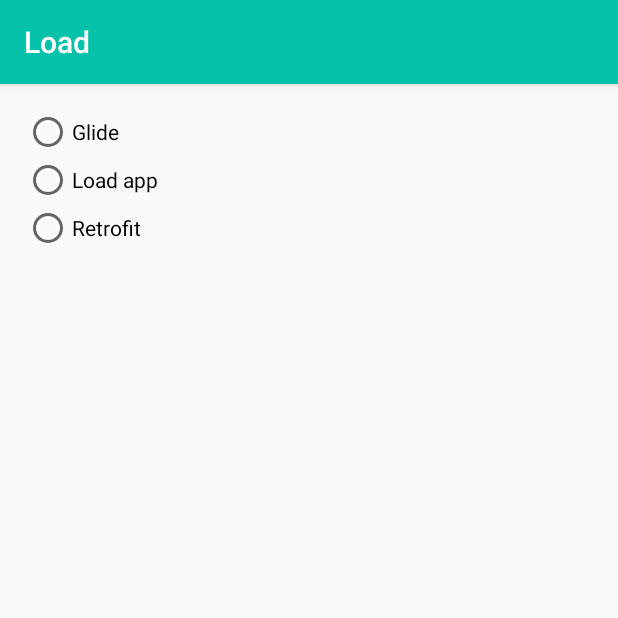
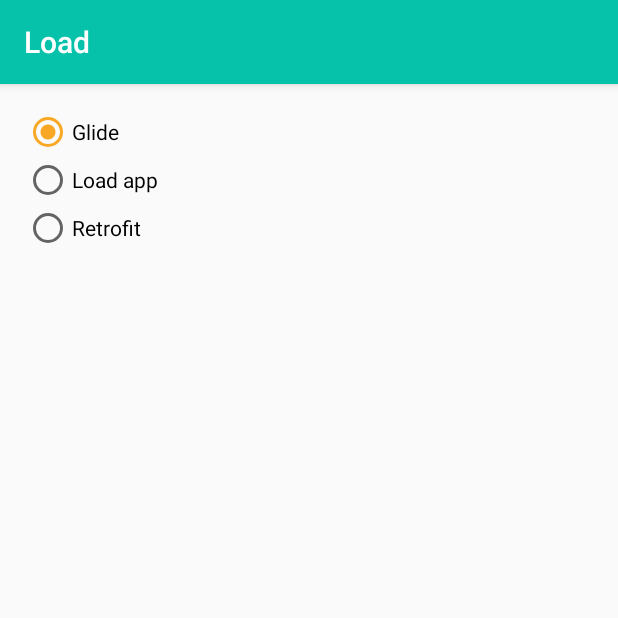
Before and after one commit to knutvalen/Load, an Android app: the screen it shows after launch (MainActivity), after a tap on an icon or button, on a phone screen of 412 x 824 dp, the top half of it. Run offline under Robolectric (Android 15) with nearby library versions, the phone set to English and light mode, and no system bars; our stand-ins replace Timber.

```diff
--- a/app/build.gradle
+++ b/app/build.gradle
@@ -41,4 +41,5 @@ dependencies {
     testImplementation 'junit:junit:4.13.1'
     androidTestImplementation 'androidx.test:runner:1.3.0'
     androidTestImplementation 'androidx.test.espresso:espresso-core:3.3.0'
+    implementation 'com.jakewharton.timber:timber:4.7.1'
 }
--- a/app/src/main/AndroidManifest.xml
+++ b/app/src/main/AndroidManifest.xml
@@ -6,6 +6,7 @@
     <uses-permission android:name="android.permission.INTERNET" />
 
     <application
+        android:name=".AppDelegate"
         android:allowBackup="true"
         android:icon="@mipmap/ic_launcher"
         android:label="@string/app_name"
--- /dev/null
+++ b/app/src/main/java/com/udacity/AppDelegate.kt
@@ -0,0 +1,13 @@
+package com.udacity
+
+import android.app.Application
+import timber.log.Timber
+
+class AppDelegate : Application() {
+
+    override fun onCreate() {
+        super.onCreate()
+        Timber.plant(Timber.DebugTree())
+    }
+
+}
--- a/app/src/main/java/com/udacity/LoadingButton.kt
+++ b/app/src/main/java/com/udacity/LoadingButton.kt
@@ -15,7 +15,12 @@ class LoadingButton @JvmOverloads constructor(
 ) : View(context, attrs, defStyleAttr) {
     private var widthSize = 0
     private var heightSize = 0
-
+    private val primaryColor = ContextCompat.getColorStateList(context, R.color.colorPrimary)?.defaultColor
+    private val primaryDarkColor = ContextCompat.getColorStateList(context, R.color.colorPrimaryDark)?.defaultColor
+    private val secondaryColor = ContextCompat.getColorStateList(context, R.color.colorAccent)?.defaultColor
+    private val colorOnPrimary = ContextCompat.getColorStateList(context, R.color.white)?.defaultColor
+    private lateinit var textFrame: Rect
+    private var text = resources.getString(R.string.button_name)
     private val valueAnimator = ValueAnimator()
 
     private var buttonState: ButtonState by Delegates.observable<ButtonState>(ButtonState.Completed) { p, old, new ->
@@ -28,14 +33,6 @@ class LoadingButton @JvmOverloads constructor(
         textSize = 55.0f
         typeface = Typeface.create( "", Typeface.NORMAL)
     }
-
-    private val primaryColor = ContextCompat.getColorStateList(context, R.color.colorPrimary)?.defaultColor
-    private val primaryDarkColor = ContextCompat.getColorStateList(context, R.color.colorPrimaryDark)?.defaultColor
-    private val secondaryColor = ContextCompat.getColorStateList(context, R.color.colorAccent)?.defaultColor
-    private val colorOnPrimary = ContextCompat.getColorStateList(context, R.color.white)?.defaultColor
-
-    private lateinit var textFrame: Rect
-    private var text = resources.getString(R.string.button_name)
 
     init {
         isClickable = true
--- a/app/src/main/java/com/udacity/MainActivity.kt
+++ b/app/src/main/java/com/udacity/MainActivity.kt
@@ -13,6 +13,7 @@ import androidx.appcompat.app.AppCompatActivity
 import androidx.core.app.NotificationCompat
 import kotlinx.android.synthetic.main.activity_main.*
 import kotlinx.android.synthetic.main.content_main.*
+import timber.log.Timber
 
 class MainActivity : AppCompatActivity() {
 
@@ -21,6 +22,7 @@ class MainActivity : AppCompatActivity() {
     private lateinit var notificationManager: NotificationManager
     private lateinit var pendingIntent: PendingIntent
     private lateinit var action: NotificationCompat.Action
+    private var loadResource: String = glideURL
 
     override fun onCreate(savedInstanceState: Bundle?) {
         super.onCreate(savedInstanceState)
@@ -31,7 +33,21 @@ class MainActivity : AppCompatActivity() {
 
         custom_button.setOnClickListener {
             download()
+            //TODO: update button state
         }
+
+        radioGroup.setOnCheckedChangeListener { _, checkedId ->
+            loadResource = when (checkedId) {
+                R.id.radioButton1 -> glideURL
+                R.id.radioButton2 -> loadURL
+                R.id.radioButton3 -> retrofitURL
+                else -> ""
+            }
+
+            Timber.i("loadResource: $loadResource")
+        }
+
+        radioGroup.check(R.id.radioButton1)
     }
 
     private val receiver = object : BroadcastReceiver() {
@@ -42,7 +58,7 @@ class MainActivity : AppCompatActivity() {
 
     private fun download() {
         val request =
-            DownloadManager.Request(Uri.parse(URL))
+            DownloadManager.Request(Uri.parse(loadResource))
                 .setTitle(getString(R.string.app_name))
                 .setDescription(getString(R.string.app_description))
                 .setRequiresCharging(false)
@@ -55,8 +71,10 @@ class MainActivity : AppCompatActivity() {
     }
 
     companion object {
-        private const val URL =
+        private const val glideURL = "https://github.com/bumptech/glide/archive/master.zip"
+        private const val loadURL =
             "https://github.com/udacity/nd940-c3-advanced-android-programming-project-starter/archive/master.zip"
+        private const val retrofitURL = "https://github.com/square/retrofit/archive/master.zip"
         private const val CHANNEL_ID = "channelId"
     }
 
--- a/app/src/main/res/layout/content_main.xml
+++ b/app/src/main/res/layout/content_main.xml
@@ -9,17 +9,8 @@
     tools:context=".MainActivity"
     tools:showIn="@layout/activity_main">
 
-    <com.udacity.LoadingButton
-        android:id="@+id/custom_button"
-        android:layout_width="0dp"
-        app:layout_constraintStart_toStartOf="parent"
-        app:layout_constraintEnd_toEndOf="parent"
-        android:layout_height="60dp"
-        android:layout_margin="20dp"
-        app:layout_constraintBottom_toBottomOf="parent"
-        />
-
     <RadioGroup
+        android:id="@+id/radioGroup"
         android:layout_width="0dp"
         android:layout_height="wrap_content"
         android:layout_marginStart="16dp"
@@ -51,4 +42,13 @@
             android:text="Retrofit" />
     </RadioGroup>
 
+    <com.udacity.LoadingButton
+        android:id="@+id/custom_button"
+        android:layout_width="0dp"
+        android:layout_height="60dp"
+        android:layout_margin="20dp"
+        app:layout_constraintBottom_toBottomOf="parent"
+        app:layout_constraintEnd_toEndOf="parent"
+        app:layout_constraintStart_toStartOf="parent" />
+
 </androidx.constraintlayout.widget.ConstraintLayout>
```
